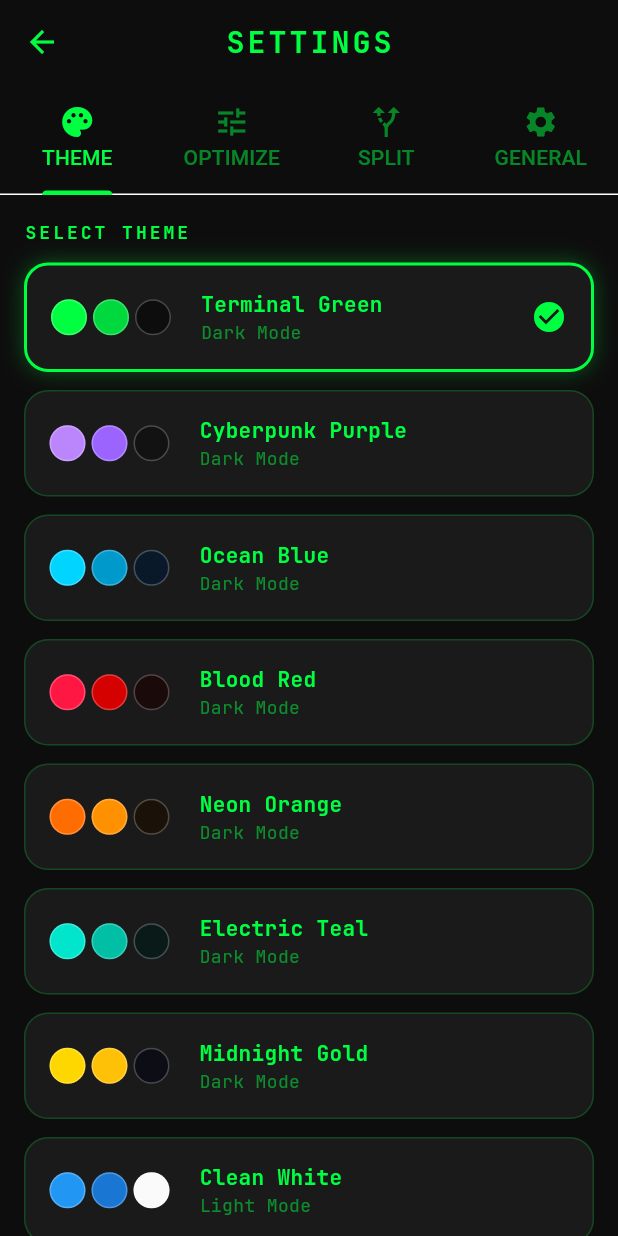
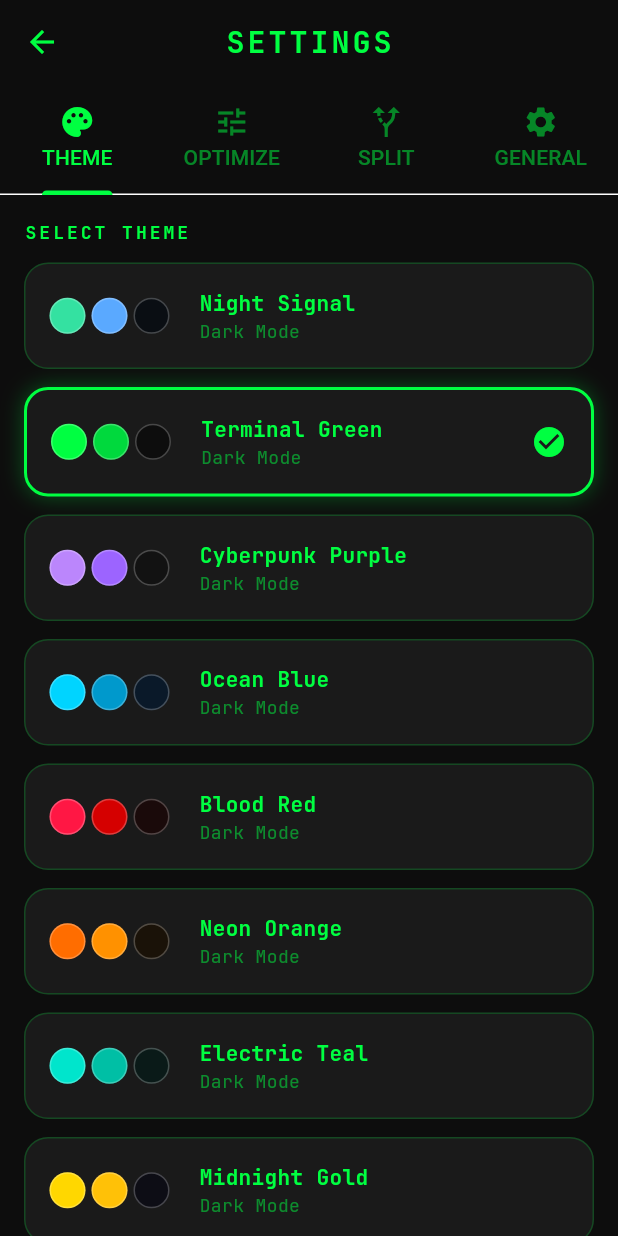
Before and after one commit to hesaaam/hesam-void, a Flutter app: the SettingsScreen screen opened directly, after a tap on "Terminal Green", on a phone screen of 412 x 824 dp. Run offline on Flutter 3.47's test engine with Material 3 defaults, Android fonts, the phone set to English and light mode, and no system bars; our stand-ins replace flutter_animate, flutter_secure_storage, hive, hive_flutter, package_info_plus, qr_flutter; missing offline and left inert: dartssh2, flutter_v2ray, mobile_scanner; accounts and stored records are empty.

Commit message:
feat: add the Night Signal palette and make it the default theme

```diff
--- a/lib/utils/theme_manager.dart
+++ b/lib/utils/theme_manager.dart
@@ -52,6 +52,19 @@ class AppThemeData {
 
 /// Predefined Themes
 class PredefinedThemes {
+  // 0. Night Signal (default since 4.3)
+  static const nightSignal = AppThemeData(
+    id: 'night_signal',
+    name: 'Night Signal',
+    primaryColor: Color(0xFF34E1A1),
+    secondaryColor: Color(0xFF5AA9FF),
+    backgroundColor: Color(0xFF0A0E13),
+    surfaceColor: Color(0xFF121821),
+    textColor: Color(0xFFE8EEF5),
+    accentColor: Color(0xFF34E1A1),
+    brightness: Brightness.dark,
+  );
+
   // 1. Terminal Green (Default - Matrix Style)
   static const terminalGreen = AppThemeData(
     id: 'terminal_green',
@@ -157,6 +170,7 @@ class PredefinedThemes {
   );
 
   static List<AppThemeData> get all => [
+    nightSignal,
     terminalGreen,
     cyberpunkPurple,
     oceanBlue,
@@ -179,7 +193,8 @@ class ThemeManager extends ChangeNotifier {
   static const String _customThemesKey = 'custom_themes';
 
   Box? _box;
-  AppThemeData _currentTheme = PredefinedThemes.terminalGreen;
+  AppThemeData _currentTheme = PredefinedThemes.nightSignal;
+  static const String _nightSignalIntroducedKey = 'night_signal_introduced_v1';
   List<AppThemeData> _customThemes = [];
 
   AppThemeData get currentTheme => _currentTheme;
@@ -198,12 +213,18 @@ class ThemeManager extends ChangeNotifier {
 
   /// Load saved theme
   Future<void> _loadTheme() async {
+    // 4.3 introduces Night Signal as the app's look; switch to it once on
+    // upgrade. Any theme picked afterwards in Settings is kept.
+    if (_box?.get(_nightSignalIntroducedKey, defaultValue: false) != true) {
+      await _box?.put(_themeKey, PredefinedThemes.nightSignal.id);
+      await _box?.put(_nightSignalIntroducedKey, true);
+    }
     final themeId =
-        _box?.get(_themeKey, defaultValue: 'terminal_green') as String?;
+        _box?.get(_themeKey, defaultValue: 'night_signal') as String?;
     if (themeId != null) {
       _currentTheme = allThemes.firstWhere(
         (t) => t.id == themeId,
-        orElse: () => PredefinedThemes.terminalGreen,
+        orElse: () => PredefinedThemes.nightSignal,
       );
     }
   }
```
Also changed, not shown: lib/utils/night_signal.dart (added, +75 -0 lines).
